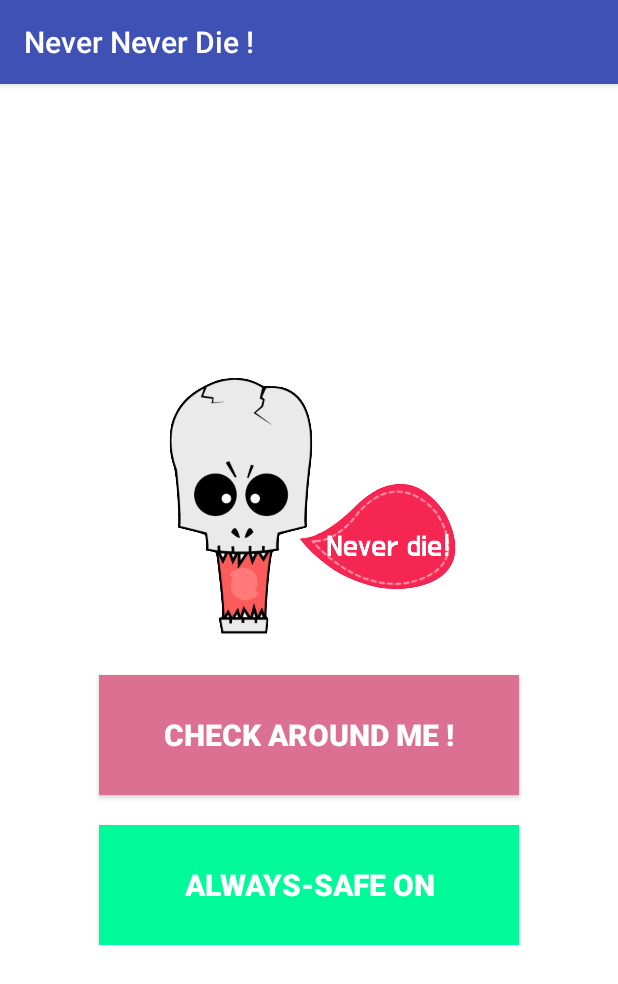
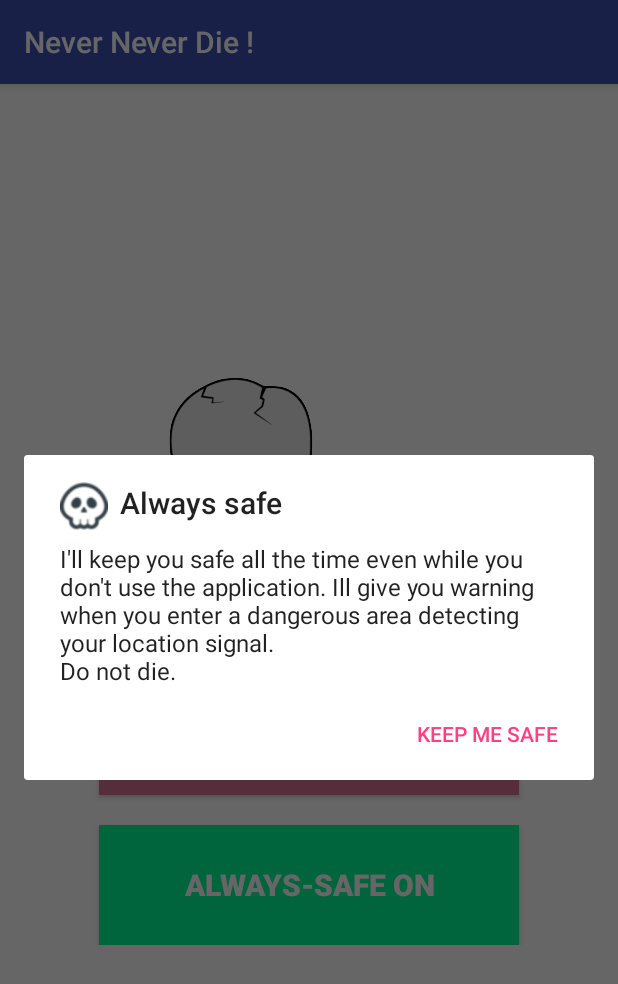
Before and after one commit to nicewoong/NeverNeverDie, an Android app: the screen it shows after launch (MainActivity), after a tap on "ALWAYS-SAFE OFF", on a phone screen of 412 x 824 dp. Shown: the top 984 px of the screen. Run offline under Robolectric (Android 15) with nearby library versions, the light colour scheme and no system bars.

Commit message:
Added aways-safe on confirm dialog and message text

```diff
--- a/app/src/main/java/com/nicewoong/neverneverdie/ui/MainActivity.java
+++ b/app/src/main/java/com/nicewoong/neverneverdie/ui/MainActivity.java
@@ -91,7 +91,9 @@ public class MainActivity extends AppCompatActivity implements View.OnClickListe
                 }else {
                     alwaysSafeCheckingButton.setText("Always-Safe ON");
                     alwaysSafeCheckingButton.setBackgroundColor(getResources().getColor(R.color.colorButtonAlwaysSafeOn));
-
+                    //dialog로 확인하기
+                    NeverDieDialog confirmDialog = new NeverDieDialog(this);
+                    confirmDialog.showAlwaysSafeOnDialog();
                     alwaysSafeCheckingButtonFlag = true;
                 }
                 break;
--- a/app/src/main/java/com/nicewoong/neverneverdie/ui/NeverDieDialog.java
+++ b/app/src/main/java/com/nicewoong/neverneverdie/ui/NeverDieDialog.java
@@ -43,22 +43,22 @@ public class NeverDieDialog {
 
 
     /**
-     * 위험지역 주변 500m 근처에 진입하면 Alert 다이얼로그를 띄어줍니다.
-     */
+     * always safe - background service를 turn on 했을 때
+     * 확인하는 다이얼로그그     */
     public void showAlwaysSafeOnDialog() {
         // 다이얼로그 바디
         AlertDialog.Builder alert_confirm = new AlertDialog.Builder(mContext);
         // 메세지
-        alert_confirm.setMessage(mContext.getResources().getString(R.string.dangerous_spot_alert_dialog_message));
+        alert_confirm.setMessage(mContext.getResources().getString(R.string.always_safe_on_dialog_message));
         // 확인 버튼 리스너
-        alert_confirm.setPositiveButton(mContext.getResources().getString(R.string.dangerous_spot_alert_dialog_confirm_button), null);
+        alert_confirm.setPositiveButton(mContext.getResources().getString(R.string.always_safe_on_dialog_confirm_button), null);
         // 다이얼로그 생성
         AlertDialog alert = alert_confirm.create();
 
         // 아이콘
         alert.setIcon(R.drawable.skull_icon);
         // 다이얼로그 타이틀
-        alert.setTitle(mContext.getResources().getString(R.string.dangerous_spot_alert_dialog_title));
+        alert.setTitle(mContext.getResources().getString(R.string.always_safe_on_dialog_title));
         // 다이얼로그 보기
         alert.show();
     }
--- a/app/src/main/res/values/strings.xml
+++ b/app/src/main/res/values/strings.xml
@@ -12,6 +12,13 @@
     <string name="dangerous_spot_alert_dialog_title">Never Die !!</string>
     <string name="dangerous_spot_alert_dialog_confirm_button">I\'ll never die !</string>
 
+    <!-- Always safe on Dialog Message-->
+    <string name="always_safe_on_dialog_message">I\'ll keep you safe all the time even while you don\'t use the application.
+        I\ll give you warning when you enter a dangerous area detecting your location signal.
+        \nDo not die.</string>
+    <string name="always_safe_on_dialog_title">Always safe</string>
+    <string name="always_safe_on_dialog_confirm_button">Keep me safe</string>
+
 
 
 </resources>
```
